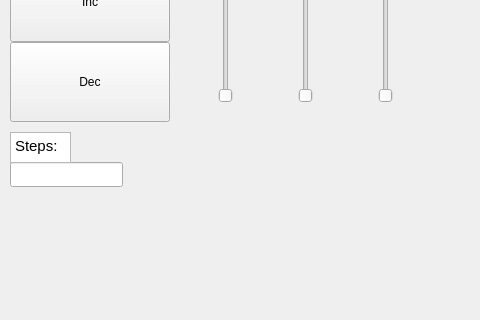
This is QtDesigner/mainwindow.ui in oscarjanze/LinUM-Labb8 as Qt 5 draws it before an edit; both pictures show x 0 to 480 and y 138 to 458 of the 800 by 600 pixel window. The edited form follows.
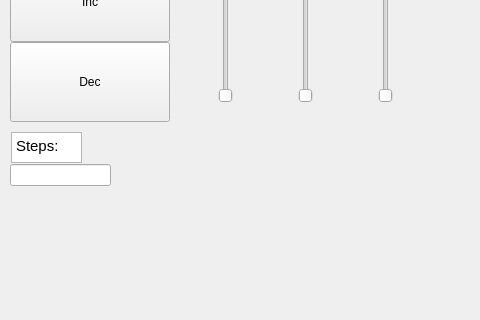
This is the edited form.

Diff of the .ui file:
```diff
--- a/QtDesigner/mainwindow.ui
+++ b/QtDesigner/mainwindow.ui
@@ -14,16 +14,6 @@
    <string>MainWindow</string>
   </property>
   <widget class="QWidget" name="centralwidget">
-   <widget class="QLineEdit" name="lineEdit">
-    <property name="geometry">
-     <rect>
-      <x>10</x>
-      <y>300</y>
-      <width>113</width>
-      <height>25</height>
-     </rect>
-    </property>
-   </widget>
    <widget class="QWidget" name="gridLayoutWidget">
     <property name="geometry">
      <rect>
@@ -237,15 +227,18 @@
    <widget class="QWidget" name="gridLayoutWidget_10">
     <property name="geometry">
      <rect>
-      <x>10</x>
+      <x>11</x>
       <y>270</y>
-      <width>61</width>
+      <width>71</width>
       <height>31</height>
      </rect>
     </property>
     <layout class="QGridLayout" name="gridLayout_10">
      <item row="0" column="0">
       <widget class="QTextEdit" name="textEdit_4">
+       <property name="readOnly">
+        <bool>true</bool>
+       </property>
        <property name="html">
         <string>&lt;!DOCTYPE HTML PUBLIC &quot;-//W3C//DTD HTML 4.0//EN&quot; &quot;http://www.w3.org/TR/REC-html40/strict.dtd&quot;&gt;
 &lt;html&gt;&lt;head&gt;&lt;meta name=&quot;qrichtext&quot; content=&quot;1&quot; /&gt;&lt;style type=&quot;text/css&quot;&gt;
@@ -323,6 +316,21 @@
      </item>
     </layout>
    </widget>
+   <widget class="QWidget" name="gridLayoutWidget_14">
+    <property name="geometry">
+     <rect>
+      <x>10</x>
+      <y>300</y>
+      <width>101</width>
+      <height>27</height>
+     </rect>
+    </property>
+    <layout class="QGridLayout" name="gridLayout_14">
+     <item row="0" column="0">
+      <widget class="QLineEdit" name="lineEdit"/>
+     </item>
+    </layout>
+   </widget>
   </widget>
   <widget class="QMenuBar" name="menubar">
    <property name="geometry">
```
